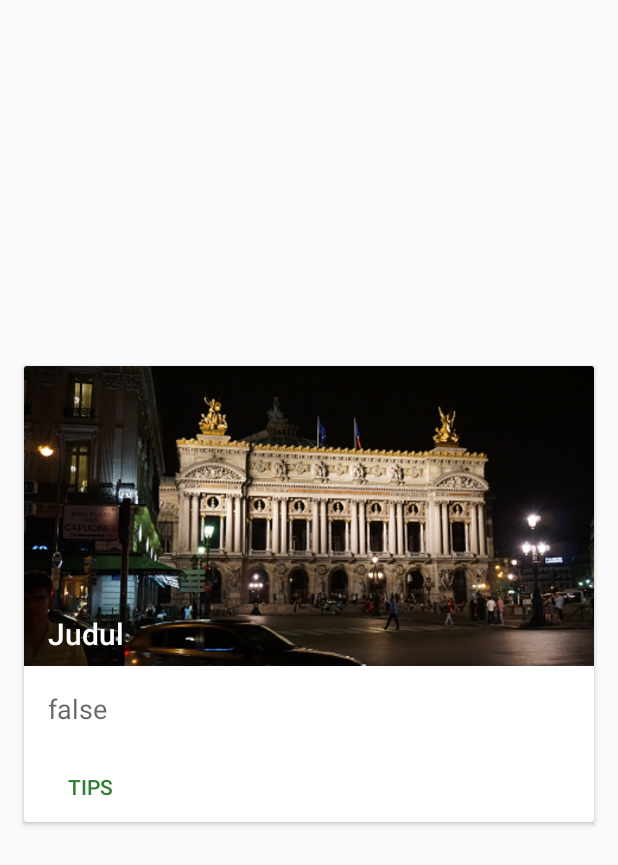
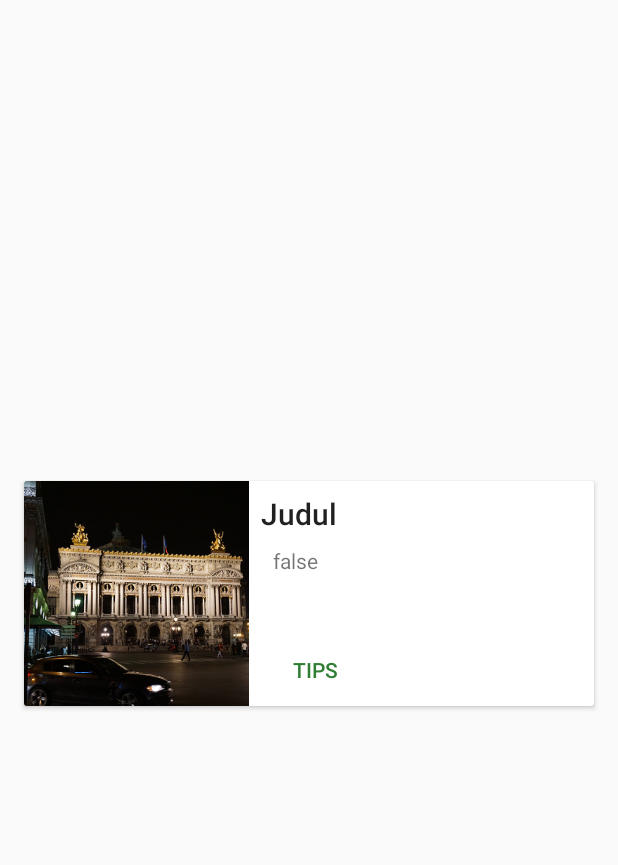
Before and after one commit to fajaryudha/Herbalism, an Android app: the layout item_list.xml on its own in the app's theme, with its tools: preview values and no code run, on a phone screen of 412 x 824 dp. Shown: the top 865 px of the screen. Run offline under Robolectric (Android 15) with nearby library versions, the phone set to English and light mode, and no system bars.

Commit message:
CardView2

```diff
--- a/app/src/main/res/layout/item_list.xml
+++ b/app/src/main/res/layout/item_list.xml
@@ -2,7 +2,7 @@
 <android.support.v7.widget.CardView xmlns:android="http://schemas.android.com/apk/res/android"
     xmlns:tools="http://schemas.android.com/tools"
     android:layout_width="match_parent"
-    android:layout_height="304dp"
+    android:layout_height="150dp"
     android:layout_gravity="center"
     android:layout_marginBottom="16dp"
     android:layout_marginLeft="16dp"
@@ -17,33 +17,41 @@
 
         <ImageView
             android:id="@+id/imageList"
-            android:layout_width="match_parent"
-            android:layout_height="200dp"
+            android:layout_width="150dp"
+            android:layout_height="150dp"
             android:scaleType="centerCrop"
             android:src="@drawable/a"
             tools:src="@drawable/a" />
 
         <TextView
             android:id="@+id/textViewJudul"
-            android:layout_width="match_parent"
+            android:layout_width="wrap_content"
             android:layout_height="wrap_content"
-            android:layout_alignBottom="@id/imageList"
-            android:layout_marginBottom="8dp"
-            android:layout_marginLeft="16dp"
-            android:layout_marginRight="16dp"
+            android:layout_alignParentEnd="true"
+            android:layout_alignParentRight="true"
+            android:layout_toEndOf="@+id/imageList"
+            android:layout_toRightOf="@+id/imageList"
+            android:maxLines="1"
+            android:paddingBottom="8dp"
+            android:paddingLeft="8dp"
+            android:paddingRight="8dp"
+            android:paddingTop="8dp"
             android:textAppearance="@style/TextAppearance.AppCompat.Title"
-            android:textColor="@color/white"
             tools:text="Judul" />
 
         <TextView
             android:id="@+id/textViewDescripsi"
-            android:layout_width="match_parent"
+            android:layout_width="wrap_content"
             android:layout_height="wrap_content"
-            android:layout_below="@id/textViewJudul"
+            android:layout_alignParentEnd="true"
+            android:layout_alignParentRight="true"
+            android:layout_below="@+id/textViewJudul"
+            android:layout_toRightOf="@+id/imageList"
             android:ellipsize="end"
-            android:maxLines="1"
-            android:padding="16dp"
-            android:textAppearance="@style/TextAppearance.AppCompat.Medium"
+            android:maxLines="4"
+            android:paddingLeft="16dp"
+            android:paddingRight="16dp"
+            android:textAppearance="@style/TextAppearance.AppCompat.Small"
             tools:text="@+id/Descripsi" />
 
         <Button
@@ -51,7 +59,8 @@
             style="?android:attr/borderlessButtonStyle"
             android:layout_width="wrap_content"
             android:layout_height="wrap_content"
-            android:layout_below="@id/textViewDescripsi"
+            android:layout_alignParentBottom="true"
+            android:layout_toRightOf="@+id/imageList"
             android:text="Tips"
             android:textColor="@color/colorPrimaryDark" />
 
```
